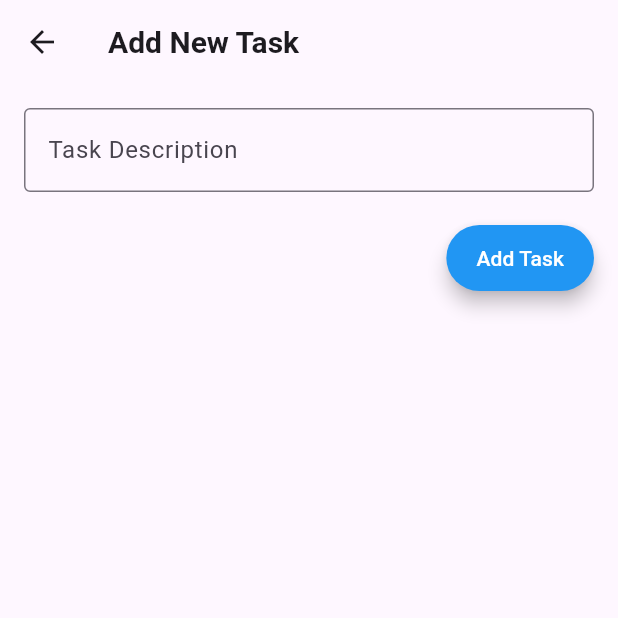
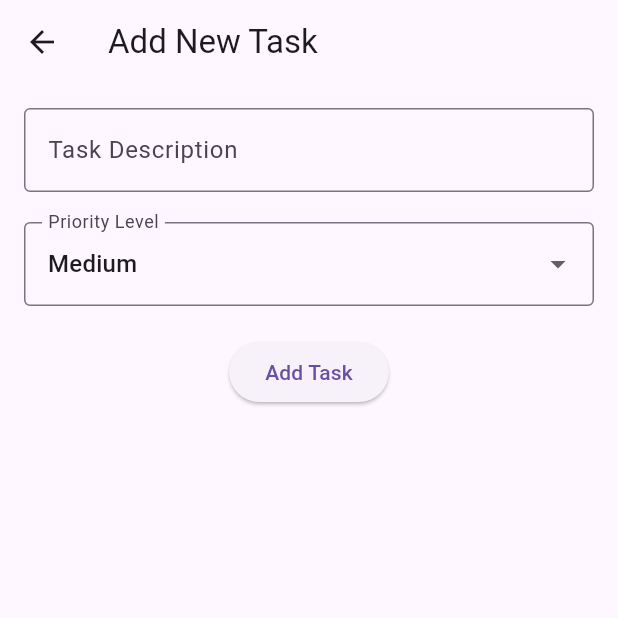
Before and after one commit to Jcapss/Capangpangan_Mobile_devFinals, a Flutter app: the screen it shows after launch, after a tap on "Add Task", on a phone screen of 412 x 824 dp, the top half of it. Run offline on Flutter 3.47's test engine with Material 3 defaults, Android fonts, the phone set to English and light mode, and no system bars.

Commit message:
Initial commit

```diff
--- a/lib/main.dart
+++ b/lib/main.dart
@@ -27,34 +27,10 @@ class _ToDoAppState extends State<ToDoApp> {
       theme: ThemeData(
         primarySwatch: Colors.blue,
         brightness: Brightness.light,
-        textTheme: TextTheme(
-          bodyMedium: TextStyle(fontSize: 16, color: Colors.black),
-          titleLarge: TextStyle(fontSize: 20, fontWeight: FontWeight.bold),
-        ),
-        elevatedButtonTheme: ElevatedButtonThemeData(
-          style: ElevatedButton.styleFrom(
-            backgroundColor: Colors.blue,
-            foregroundColor: Colors.white,
-            elevation: 5,
-            padding: EdgeInsets.symmetric(vertical: 12, horizontal: 20),
-          ),
-        ),
       ),
       darkTheme: ThemeData(
         brightness: Brightness.dark,
         primarySwatch: Colors.blueGrey,
-        textTheme: TextTheme(
-          bodyMedium: TextStyle(fontSize: 16, color: Colors.white70),
-          titleLarge: TextStyle(fontSize: 20, fontWeight: FontWeight.bold, color: Colors.white),
-        ),
-        elevatedButtonTheme: ElevatedButtonThemeData(
-          style: ElevatedButton.styleFrom(
-            backgroundColor: Colors.blueGrey,
-            foregroundColor: Colors.white,
-            elevation: 5,
-            padding: EdgeInsets.symmetric(vertical: 12, horizontal: 20),
-          ),
-        ),
       ),
       home: ToDoListPage(onToggleTheme: _toggleTheme),
     );
--- a/lib/screens/add_task_screen.dart
+++ b/lib/screens/add_task_screen.dart
@@ -1,7 +1,7 @@
 import 'package:flutter/material.dart';
 
 class AddTaskScreen extends StatefulWidget {
-  final Function(String) onAddTask;
+  final Function(String, String) onAddTask;
 
   AddTaskScreen({required this.onAddTask});
 
@@ -11,17 +11,17 @@ class AddTaskScreen extends StatefulWidget {
 
 class _AddTaskScreenState extends State<AddTaskScreen> {
   final TextEditingController _taskController = TextEditingController();
+  String _selectedPriority = 'Medium';
 
   @override
   Widget build(BuildContext context) {
     return Scaffold(
       appBar: AppBar(
-        title: Text('Add New Task', style: Theme.of(context).textTheme.titleLarge),
+        title: Text('Add New Task'),
       ),
       body: Padding(
         padding: const EdgeInsets.all(16.0),
         child: Column(
-          crossAxisAlignment: CrossAxisAlignment.start,
           children: [
             TextField(
               controller: _taskController,
@@ -31,15 +31,31 @@ class _AddTaskScreenState extends State<AddTaskScreen> {
               ),
             ),
             SizedBox(height: 20),
-            Align(
-              alignment: Alignment.centerRight,
-              child: ElevatedButton(
-                onPressed: () {
-                  widget.onAddTask(_taskController.text);
-                  Navigator.of(context).pop();
-                },
-                child: Text('Add Task'),
+            DropdownButtonFormField<String>(
+              value: _selectedPriority,
+              items: ['High', 'Medium', 'Low']
+                  .map((priority) => DropdownMenuItem(
+                        value: priority,
+                        child: Text(priority),
+                      ))
+                  .toList(),
+              onChanged: (value) {
+                setState(() {
+                  _selectedPriority = value!;
+                });
+              },
+              decoration: InputDecoration(
+                labelText: 'Priority Level',
+                border: OutlineInputBorder(),
               ),
+            ),
+            SizedBox(height: 20),
+            ElevatedButton(
+              onPressed: () {
+                widget.onAddTask(_taskController.text, _selectedPriority);
+                Navigator.of(context).pop();
+              },
+              child: Text('Add Task'),
             ),
           ],
         ),
--- /dev/null
+++ b/lib/screens/task.dart
@@ -0,0 +1,17 @@
+class Task {
+  final String description;
+  final String category;
+  final String priority;
+  final DateTime? dueDate;
+  bool isCompleted;
+  bool isArchived;
+
+  Task({
+    required this.description,
+    required this.category,
+    required this.priority,
+    this.dueDate,
+    this.isCompleted = false,
+    this.isArchived = false,
+  });
+}
--- a/lib/screens/todo_list_page.dart
+++ b/lib/screens/todo_list_page.dart
@@ -1,6 +1,14 @@
 import 'package:flutter/material.dart';
 import 'add_task_screen.dart';
 import 'settings_screen.dart';
+
+class Task {
+  String description;
+  String priority;
+  bool isCompleted;
+
+  Task(this.description, this.priority, {this.isCompleted = false});
+}
 
 class ToDoListPage extends StatefulWidget {
   final Function(bool) onToggleTheme;
@@ -12,19 +20,34 @@ class ToDoListPage extends StatefulWidget {
 }
 
 class _ToDoListPageState extends State<ToDoListPage> {
-  final List<String> _tasks = [];
+  final List<Task> _tasks = [];
 
-  void _addTask(String task) {
+  void _addTask(String description, String priority) {
     setState(() {
-      _tasks.add(task);
+      _tasks.add(Task(description, priority));
+      _sortTasksByPriority();
     });
+  }
+
+  void _editTask(int index, String newDescription, String newPriority) {
+    setState(() {
+      _tasks[index].description = newDescription;
+      _tasks[index].priority = newPriority;
+      _sortTasksByPriority();
+    });
+  }
+
+  void _sortTasksByPriority() {
+    const priorityOrder = {'High': 0, 'Medium': 1, 'Low': 2};
+    _tasks.sort((a, b) =>
+        priorityOrder[a.priority]!.compareTo(priorityOrder[b.priority]!));
   }
 
   @override
   Widget build(BuildContext context) {
     return Scaffold(
       appBar: AppBar(
-        title: Text('To-Do List', style: Theme.of(context).textTheme.titleLarge),
+        title: Text('To-Do List'),
         actions: [
           IconButton(
             icon: Icon(Icons.settings),
@@ -32,7 +55,8 @@ class _ToDoListPageState extends State<ToDoListPage> {
               Navigator.push(
                 context,
                 MaterialPageRoute(
-                  builder: (context) => SettingsScreen(onToggleTheme: widget.onToggleTheme),
+                  builder: (context) =>
+                      SettingsScreen(onToggleTheme: widget.onToggleTheme),
                 ),
               );
             },
@@ -42,7 +66,6 @@ class _ToDoListPageState extends State<ToDoListPage> {
       body: Padding(
         padding: const EdgeInsets.all(16.0),
         child: Column(
-          crossAxisAlignment: CrossAxisAlignment.start,
           children: [
             Expanded(
               child: _tasks.isEmpty
@@ -50,22 +73,37 @@ class _ToDoListPageState extends State<ToDoListPage> {
                   : ListView.builder(
                       itemCount: _tasks.length,
                       itemBuilder: (context, index) {
+                        final task = _tasks[index];
                         return Card(
                           margin: EdgeInsets.symmetric(vertical: 8),
                           child: ListTile(
                             leading: Checkbox(
-                              value: false,
+                              value: task.isCompleted,
                               onChanged: (bool? value) {
-                                // Handle task completion
+                                setState(() {
+                                  task.isCompleted = value!;
+                                });
                               },
                             ),
                             title: Text(
-                              _tasks[index],
+                              task.description,
                               style: TextStyle(
-                                decoration: false ? TextDecoration.lineThrough : null,
+                                decoration: task.isCompleted
+                                    ? TextDecoration.lineThrough
+                                    : null,
                               ),
                             ),
-                            trailing: IconButton(
+                            subtitle: Text('Priority: ${task.priority}'),
+                            trailing: Row(
+                              mainAxisSize: MainAxisSize.min,
+                              children: [
+                                IconButton(
+                                  icon: Icon(Icons.edit, color: Colors.blue),
+                                  onPressed: () {
+                                    _showEditTaskDialog(context, task, index);
+                                  },
+                                ),
+                                IconButton(
                                   icon: Icon(Icons.delete, color: Colors.red),
                                   onPressed: () {
                                     setState(() {
@@ -73,15 +111,15 @@ class _ToDoListPageState extends State<ToDoListPage> {
                                     });
                                   },
                                 ),
+                              ],
+                            ),
                           ),
                         );
                       },
                     ),
             ),
             SizedBox(height: 10),
-            Align(
-              alignment: Alignment.bottomCenter,
-              child: ElevatedButton.icon(
+            ElevatedButton.icon(
               onPressed: () {
                 Navigator.push(
                   context,
@@ -93,10 +131,64 @@ class _ToDoListPageState extends State<ToDoListPage> {
               icon: Icon(Icons.add),
               label: Text('Add Task'),
             ),
-            ),
           ],
         ),
       ),
     );
   }
+
+  void _showEditTaskDialog(BuildContext context, Task task, int index) {
+    final TextEditingController descriptionController =
+        TextEditingController(text: task.description);
+    String selectedPriority = task.priority;
+
+    showDialog(
+      context: context,
+      builder: (context) {
+        return AlertDialog(
+          title: Text('Edit Task'),
+          content: Column(
+            mainAxisSize: MainAxisSize.min,
+            children: [
+              TextField(
+                controller: descriptionController,
+                decoration: InputDecoration(labelText: 'Description'),
+              ),
+              SizedBox(height: 10),
+              DropdownButtonFormField<String>(
+                value: selectedPriority,
+                items: ['High', 'Medium', 'Low']
+                    .map((priority) => DropdownMenuItem(
+                          value: priority,
+                          child: Text(priority),
+                        ))
+                    .toList(),
+                onChanged: (value) {
+                  selectedPriority = value!;
+                },
+                decoration: InputDecoration(labelText: 'Priority'),
+              ),
+            ],
+          ),
+          actions: [
+            TextButton(
+              onPressed: () => Navigator.pop(context),
+              child: Text('Cancel'),
+            ),
+            ElevatedButton(
+              onPressed: () {
+                _editTask(
+                  index,
+                  descriptionController.text,
+                  selectedPriority,
+                );
+                Navigator.pop(context);
+              },
+              child: Text('Save'),
+            ),
+          ],
+        );
+      },
+    );
   }
+}
--- a/pubspec.yaml
+++ b/pubspec.yaml
@@ -30,7 +30,7 @@ environment:
 dependencies:
   flutter:
     sdk: flutter
-
+  intl: ^0.18.0  # Add this line under dependencies
 
   # The following adds the Cupertino Icons font to your application.
   # Use with the CupertinoIcons class for iOS style icons.
```
Also changed, not shown: lib/screens/settings_screen.dart (+1 -6 lines), pubspec.lock, 1 other file. Lines whose indentation alone changed are shown as unchanged.
